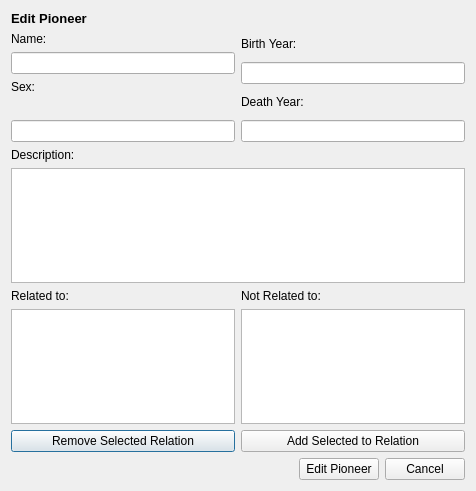
This is vika3/ui/editpioneer.ui in hlynurstef/Verklegt-namskeid-1-vika-3 as Qt 5 draws it before an edit. The edited form follows.
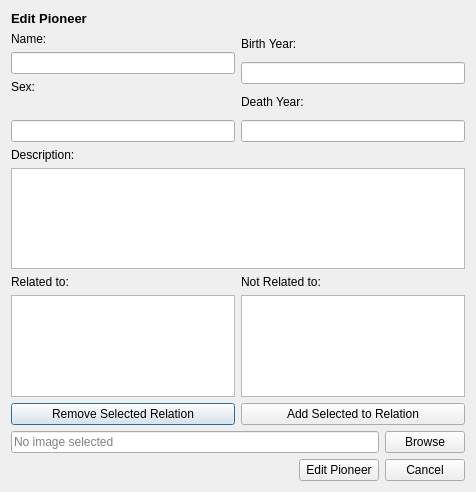
This is the edited form. Icons and pictures are not drawn.

Diff of the .ui file:
```diff
--- a/vika3/ui/editpioneer.ui
+++ b/vika3/ui/editpioneer.ui
@@ -7,7 +7,7 @@
     <x>0</x>
     <y>0</y>
     <width>476</width>
-    <height>491</height>
+    <height>492</height>
    </rect>
   </property>
   <property name="windowTitle">
@@ -17,15 +17,15 @@
    <iconset resource="resources.qrc">
     <normaloff>:/icons/Images/edit_.png</normaloff>:/icons/Images/edit_.png</iconset>
   </property>
-  <layout class="QVBoxLayout" name="verticalLayout_5">
-   <item>
+  <layout class="QGridLayout" name="gridLayout">
+   <item row="0" column="0">
     <widget class="QLabel" name="label_edit_pioneer">
      <property name="text">
       <string>&lt;html&gt;&lt;head/&gt;&lt;body&gt;&lt;p&gt;&lt;span style=&quot; font-size:10pt; font-weight:600;&quot;&gt;Edit Pioneer&lt;/span&gt;&lt;/p&gt;&lt;/body&gt;&lt;/html&gt;</string>
      </property>
     </widget>
    </item>
-   <item>
+   <item row="1" column="0" colspan="2">
     <layout class="QHBoxLayout" name="horizontalLayout_7">
      <item>
       <layout class="QVBoxLayout" name="verticalLayout_4">
@@ -110,7 +110,7 @@
      </item>
     </layout>
    </item>
-   <item>
+   <item row="2" column="0">
     <layout class="QHBoxLayout" name="horizontalLayout_3">
      <item>
       <widget class="QLabel" name="label_description">
@@ -128,10 +128,10 @@
      </item>
     </layout>
    </item>
-   <item>
+   <item row="3" column="0" colspan="2">
     <widget class="QTextEdit" name="edit_description"/>
    </item>
-   <item>
+   <item row="4" column="0" colspan="2">
     <layout class="QHBoxLayout" name="horizontalLayout_2">
      <item>
       <layout class="QVBoxLayout" name="verticalLayout_2">
@@ -177,7 +177,24 @@
      </item>
     </layout>
    </item>
-   <item>
+   <item row="5" column="0">
+    <widget class="QLineEdit" name="lineEdit_image">
+     <property name="readOnly">
+      <bool>true</bool>
+     </property>
+     <property name="placeholderText">
+      <string>No image selected</string>
+     </property>
+    </widget>
+   </item>
+   <item row="5" column="1">
+    <widget class="QPushButton" name="pushButton_browse_image">
+     <property name="text">
+      <string>Browse</string>
+     </property>
+    </widget>
+   </item>
+   <item row="6" column="0" colspan="2">
     <layout class="QHBoxLayout" name="horizontalLayout">
      <item>
       <spacer name="horizontalSpacer">
```
